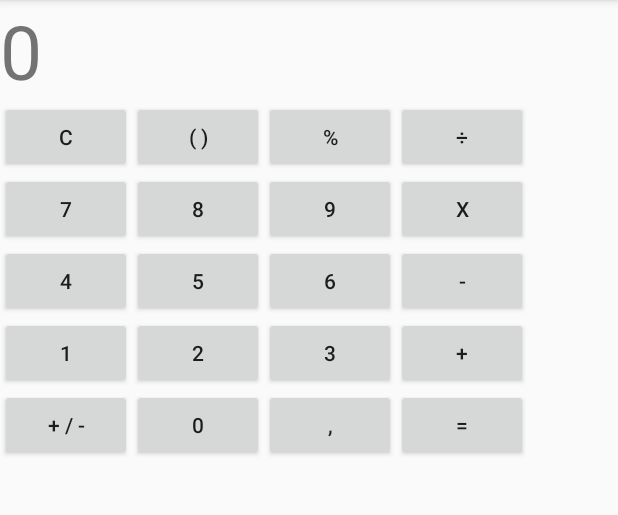
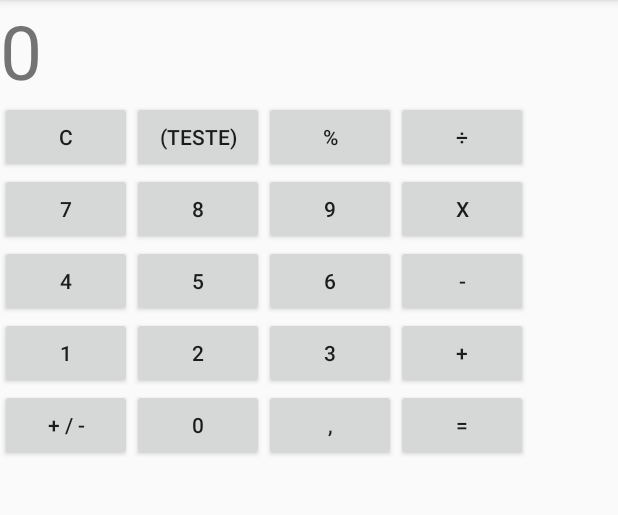
Before and after one commit to marcelocezario/Android-UP-2018, an Android app: the screen it shows after launch (MainActivity), on a phone screen of 412 x 824 dp, the part 84-599 px from its top. Run offline under Robolectric (Android 15) with nearby library versions, the phone set to English and light mode, and no system bars.

Commit message:
Testando Git Android Studio

```diff
--- a/Calculadora/app/src/main/res/layout/activity_main.xml
+++ b/Calculadora/app/src/main/res/layout/activity_main.xml
@@ -38,7 +38,7 @@
                 android:layout_width="match_parent"
                 android:layout_height="wrap_content"
                 android:layout_weight="1"
-                android:text="( )" />
+                android:text="(TESTE)" />
 
             <Button
                 android:id="@+id/button3"
```
